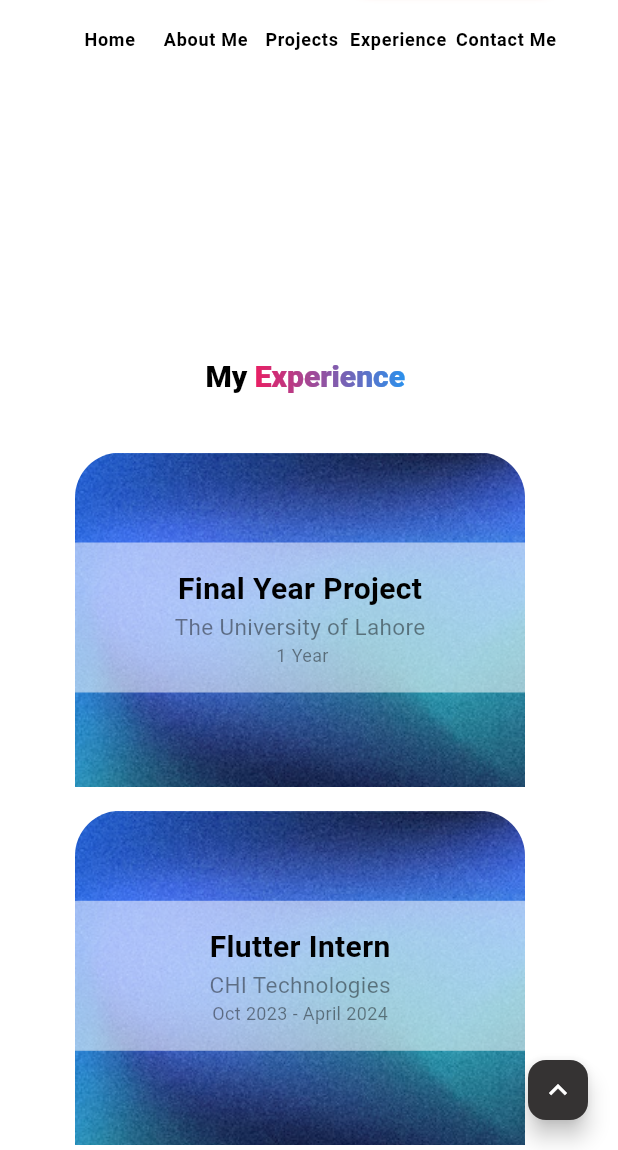
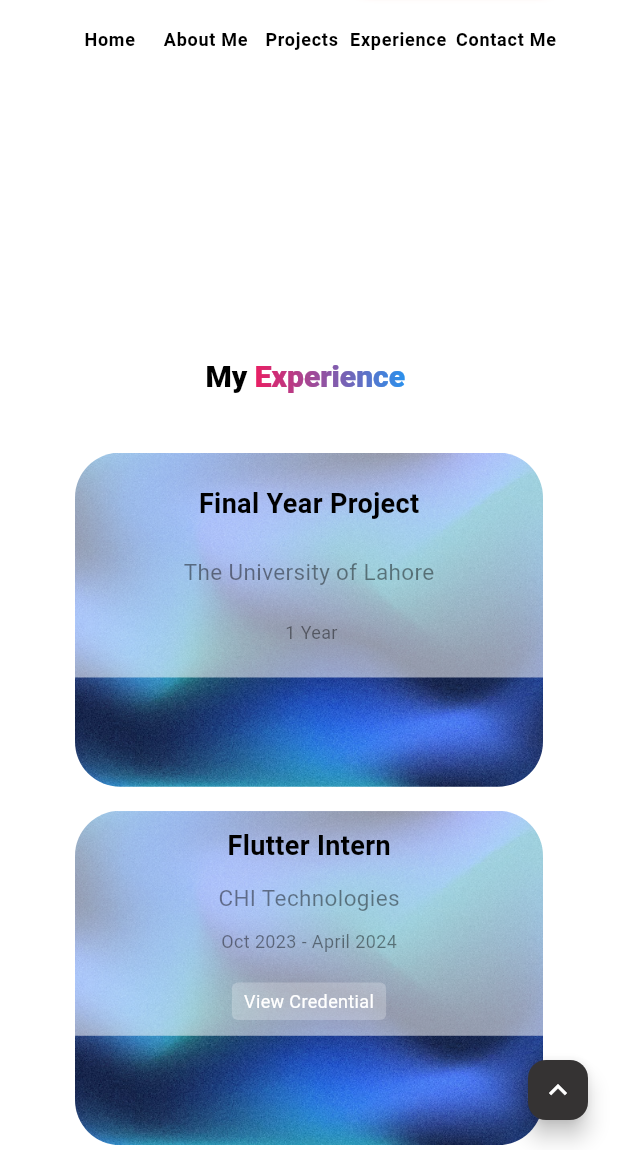
Before and after one commit to Qamarzaman555/qamar_zk_portfolio, a Flutter app: the screen it shows after launch, scrolled down 2304 dp, on a phone screen of 412 x 824 dp, the part 86-1236 px from its top. Run offline on Flutter 3.47's test engine with Material 3 defaults, Android fonts, the phone set to English and light mode, and no system bars; our stand-ins replace carousel_slider, flutter_svg, font_awesome_flutter, get, iconsax, photo_view and 1 more; Roboto replaces fonts that are missing (Poppins).

Commit message:
experice view responsiveness is fixed

```diff
--- a/lib/features/screens/experiences/components/experience_card_grid.dart
+++ b/lib/features/screens/experiences/components/experience_card_grid.dart
@@ -1,30 +1,38 @@
 import 'package:flutter/material.dart';
 import 'package:get/get.dart';
+import '../../../../constants/widgets/responsive/responsive.dart';
 import '../../../../utils/data/experience_data.dart';
 import '../../../controllers/experience_controller.dart';
 import 'card_background_image.dart';
+import 'mobile_experience_card.dart';
 import 'organization_and_role_details.dart';
 import 'skills_and_credentials_details.dart';
 
-class CertificateGrid extends StatelessWidget {
+class ExperianceGrid extends StatelessWidget {
   final int crossAxisCount;
   final double ratio;
 
-  CertificateGrid({super.key, this.crossAxisCount = 3, this.ratio = 1.3});
+  ExperianceGrid({super.key, this.crossAxisCount = 3, this.ratio = 1.3});
 
   final controller = Get.put(ExperienceController());
 
   @override
   Widget build(BuildContext context) {
+    final responsive = Responsive.isLargeMobile(context) ||
+        Responsive.isTablet(context) ||
+        Responsive.isMobile(context);
     return GridView.builder(
       padding: const EdgeInsets.symmetric(horizontal: 30),
       itemCount: ExperienceData.certificateList.length,
       gridDelegate: SliverGridDelegateWithFixedCrossAxisCount(
           crossAxisCount: crossAxisCount,
           childAspectRatio: ratio,
-          mainAxisSpacing: 16),
+          mainAxisSpacing: 16,
+          crossAxisSpacing: 16),
       itemBuilder: (context, index) {
-        return Obx(
+        return responsive
+            ? MobileExperienceCard(index: index)
+            : Obx(
                 () => MouseRegion(
                   onEnter: (_) => controller.onHover(index, true),
                   onExit: (_) => controller.onHover(index, false),
@@ -36,7 +44,8 @@ class CertificateGrid extends StatelessWidget {
                       ),
                       BackgroundImage(controller: controller, index: index),
                       if (controller.hovers[index])
-                  SkillsAndCredentials(controller: controller, index: index)
+                        SkillsAndCredentials(
+                            controller: controller, index: index)
                       else
                         const SizedBox.shrink(),
                       OrganizationAndRole(controller: controller, index: index),
--- /dev/null
+++ b/lib/features/screens/experiences/components/mobile_experience_card.dart
@@ -0,0 +1,88 @@
+import 'package:flutter/material.dart';
+import 'package:url_launcher/url_launcher.dart';
+
+import '../../../../constants/widgets/responsive/responsive.dart';
+import '../../../../utils/constants/app_images.dart';
+import '../../../../utils/data/experience_data.dart';
+
+class MobileExperienceCard extends StatelessWidget {
+  const MobileExperienceCard({
+    super.key,
+    required this.index,
+  });
+
+  final int index;
+
+  @override
+  Widget build(BuildContext context) {
+    final responsive = Responsive.isLargeMobile(context) ||
+        Responsive.isTablet(context) ||
+        Responsive.isMobile(context);
+    return Stack(
+      children: [
+        Container(
+          decoration: const BoxDecoration(
+            borderRadius: BorderRadius.all(Radius.circular(30)),
+            image: DecorationImage(
+              image: AssetImage(AppImages.projectCardBG),
+              fit: BoxFit.cover,
+            ),
+          ),
+        ),
+        Container(
+          width: double.infinity,
+          height: 150,
+          decoration: const BoxDecoration(color: Colors.white54),
+          child: Column(
+            mainAxisAlignment: MainAxisAlignment.spaceEvenly,
+            crossAxisAlignment: CrossAxisAlignment.center,
+            children: [
+              Text(
+                ExperienceData.certificateList[index].name,
+                style: const TextStyle(
+                  fontSize: 18,
+                  fontWeight: FontWeight.bold,
+                ),
+              ),
+              Text(
+                ExperienceData.certificateList[index].organization,
+                style: const TextStyle(
+                  fontSize: 15,
+                  color: Colors.black45,
+                ),
+              ),
+              Text(
+                ExperienceData.certificateList[index].date,
+                style: const TextStyle(
+                  fontSize: 12,
+                  color: Colors.black45,
+                ),
+              ),
+              if (responsive)
+                if (ExperienceData.certificateList[index].credential != null)
+                  Container(
+                    margin: const EdgeInsets.only(top: 8),
+                    padding:
+                        const EdgeInsets.symmetric(vertical: 4, horizontal: 8),
+                    decoration: BoxDecoration(
+                      color: Colors.white24,
+                      borderRadius: BorderRadius.circular(4),
+                    ),
+                    child: GestureDetector(
+                      onTap: () {
+                        launchUrl(Uri.parse(
+                            ExperienceData.certificateList[index].credential!));
+                      },
+                      child: const Text(
+                        'View Credential',
+                        style: TextStyle(color: Colors.white),
+                      ),
+                    ),
+                  ),
+            ],
+          ),
+        ),
+      ],
+    );
+  }
+}
--- a/lib/features/screens/experiences/components/organization_and_role_details.dart
+++ b/lib/features/screens/experiences/components/organization_and_role_details.dart
@@ -1,5 +1,7 @@
 import 'package:flutter/material.dart';
+import 'package:url_launcher/url_launcher.dart';
 
+import '../../../../constants/widgets/responsive/responsive.dart';
 import '../../../../utils/data/experience_data.dart';
 import '../../../controllers/experience_controller.dart';
 
@@ -15,6 +17,9 @@ class OrganizationAndRole extends StatelessWidget {
 
   @override
   Widget build(BuildContext context) {
+    final responsive = Responsive.isLargeMobile(context) ||
+        Responsive.isTablet(context) ||
+        Responsive.isMobile(context);
     return AnimatedPositioned(
       duration: const Duration(milliseconds: 500),
       curve: Curves.easeInOut,
@@ -22,7 +27,7 @@ class OrganizationAndRole extends StatelessWidget {
       child: AnimatedContainer(
         duration: const Duration(milliseconds: 500),
         width: 300,
-        height: 100,
+        height: responsive ? 120 : 100,
         decoration: BoxDecoration(
           color: controller.hovers[index] ? Colors.black12 : Colors.white54,
           borderRadius: BorderRadius.only(
@@ -55,6 +60,27 @@ class OrganizationAndRole extends StatelessWidget {
                 color: Colors.black45,
               ),
             ),
+            if (responsive)
+              if (ExperienceData.certificateList[index].credential != null)
+                Container(
+                  margin: const EdgeInsets.only(top: 8),
+                  padding:
+                      const EdgeInsets.symmetric(vertical: 4, horizontal: 8),
+                  decoration: BoxDecoration(
+                    color: Colors.white24,
+                    borderRadius: BorderRadius.circular(4),
+                  ),
+                  child: GestureDetector(
+                    onTap: () {
+                      launchUrl(Uri.parse(
+                          ExperienceData.certificateList[index].credential!));
+                    },
+                    child: const Text(
+                      'View Credential',
+                      style: TextStyle(color: Colors.white),
+                    ),
+                  ),
+                ),
           ],
         ),
       ),
--- a/lib/features/screens/experiences/experience.dart
+++ b/lib/features/screens/experiences/experience.dart
@@ -25,15 +25,14 @@ class ExperienceView extends StatelessWidget {
               child: Padding(
             padding: const EdgeInsets.all(20.0),
             child: Responsive(
-                desktop: CertificateGrid(
+                desktop: ExperianceGrid(
                   crossAxisCount: 3,
                   ratio: 1.5,
                 ),
-                extraLargeScreen:
-                    CertificateGrid(crossAxisCount: 4, ratio: 1.5),
-                largeMobile: CertificateGrid(crossAxisCount: 1, ratio: 1.6),
-                mobile: CertificateGrid(crossAxisCount: 1, ratio: 1.4),
-                tablet: CertificateGrid(
+                extraLargeScreen: ExperianceGrid(crossAxisCount: 4, ratio: 1.5),
+                largeMobile: ExperianceGrid(crossAxisCount: 1, ratio: 1.6),
+                mobile: ExperianceGrid(crossAxisCount: 1, ratio: 1.4),
+                tablet: ExperianceGrid(
                   ratio: 1.3,
                   crossAxisCount: 2,
                 )),
```
Lines whose indentation alone changed are shown as unchanged.
